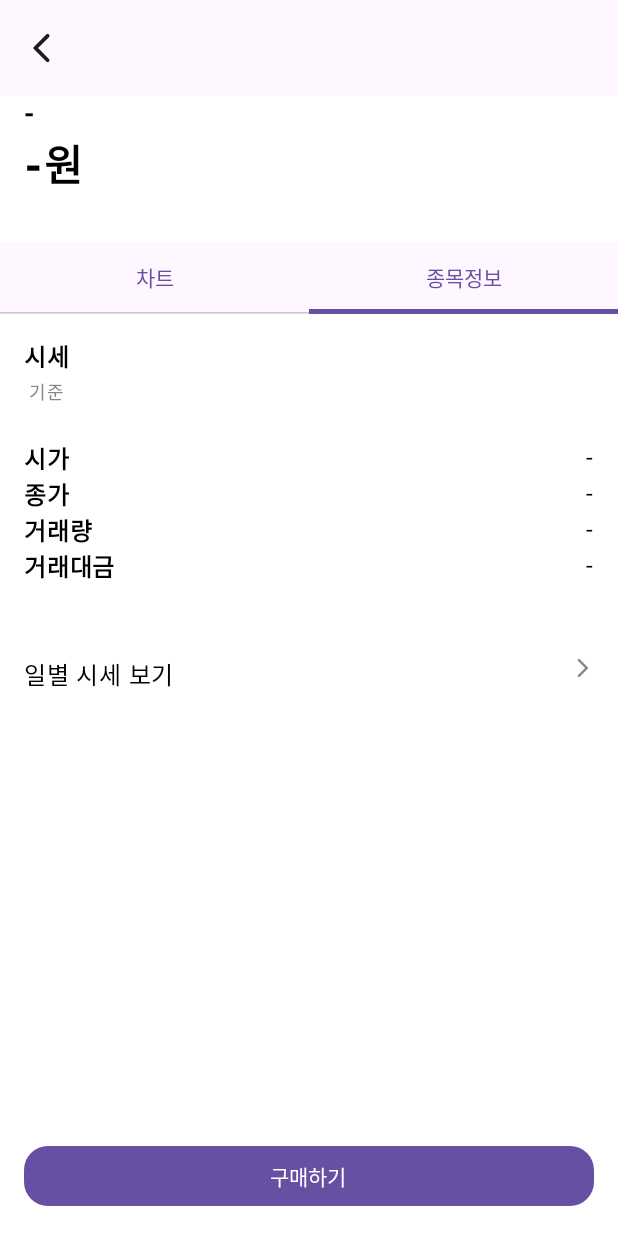
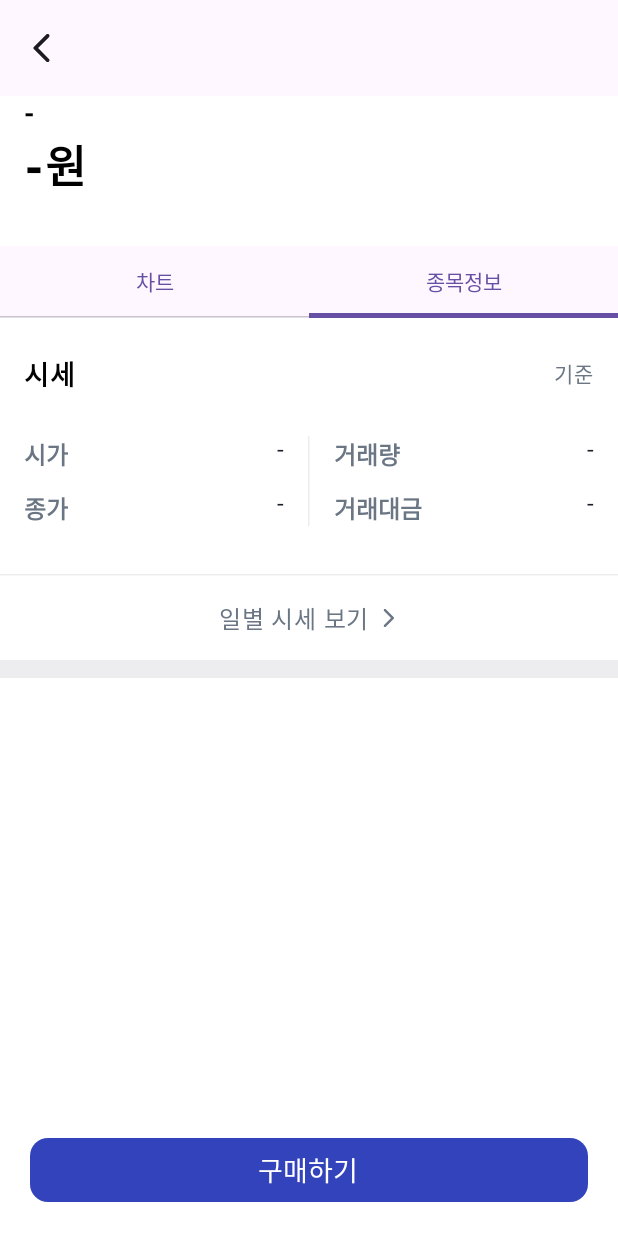
Before and after one commit to SM-QuanTest/QuanTest-FE, an Android app built with Jetpack Compose: the @Preview function StockDetailScreenPreview, tab 2 chosen, on a phone screen of 412 x 824 dp. Run offline under Robolectric (Android 15) with nearby library versions, the phone set to English and light mode, and no system bars; libraries missing offline, so code that uses them is left out: com.github.mikephil.charting.

Commit message:
style: 종목 상세 화면 레이아웃, 색상 및 텍스트 스타일 수정

```diff
--- a/app/src/main/java/com/example/quantest/ChartUtils.kt
+++ b/app/src/main/java/com/example/quantest/ChartUtils.kt
@@ -74,3 +74,24 @@ class VolumeValueFormatter : ValueFormatter() {
         }
     }
 }
+
+// 거래대금 포맷터
+fun formatAmountToEokWon(amount: Long?): String {
+    if (amount == null) return "-"
+    val eok = amount / 100_000_000        // 1억 단위
+    return "%,d억원".format(eok)
+}
+
+
+fun formatChartDate(dateStr: String?): String {
+    if (dateStr.isNullOrBlank()) return ""
+    return try {
+        val parser = SimpleDateFormat("yyyy-MM-dd", Locale.KOREA)
+        val date = parser.parse(dateStr)
+
+        val formatter = SimpleDateFormat("M월 d일", Locale.KOREA)
+        formatter.format(date!!)
+    } catch (e: Exception) {
+        "" // 포맷 실패 시 빈 문자열
+    }
+}
--- a/app/src/main/java/com/example/quantest/StockDetailScreen.kt
+++ b/app/src/main/java/com/example/quantest/StockDetailScreen.kt
@@ -49,9 +49,16 @@ import com.example.quantest.ui.theme.Red
 import com.example.quantest.ui.theme.Blue
 import com.example.quantest.ui.theme.Orange
 import com.example.quantest.ui.theme.Magenta
+import com.example.quantest.ui.theme.StormGray40
 import com.github.mikephil.charting.components.YAxis
 import com.github.mikephil.charting.data.BarData
 import com.github.mikephil.charting.data.BarDataSet
+import androidx.compose.ui.Alignment
+import com.example.quantest.ui.theme.Navy
+import com.example.quantest.ui.theme.StormGray10
+import com.example.quantest.ui.theme.StormGray80
+import androidx.compose.ui.text.TextStyle
+import com.example.quantest.ui.theme.StormGray20
 
 @Preview(showBackground = true)
 @Composable
@@ -110,7 +117,7 @@ fun StockDetailScreen(
             Text(
                 text = latest?.chartClose?.let { formatPrice(it) } ?: "-원",
                 fontWeight = FontWeight.ExtraBold,
-                fontSize = 28.sp
+                fontSize = 30.sp
             )
 
             val priceChange = latest?.priceChange ?: 0
@@ -126,7 +133,7 @@ fun StockDetailScreen(
             Text(
                 text = changeText,
                 fontSize = 14.sp,
-                color = if (isRise) Color.Red else Color.Blue
+                color = if (isRise) Red else Blue
             )
         }
 
@@ -138,7 +145,11 @@ fun StockDetailScreen(
                 Tab(
                     selected = selectedTab == index,
                     onClick = { selectedTab = index },
-                    text = { Text(label) }
+                    text = {
+                        Text(
+                            text = label
+                            )
+                    }
                 )
             }
         }
@@ -150,22 +161,42 @@ fun StockDetailScreen(
 
         Spacer(modifier = Modifier.height(16.dp))
 
+        HorizontalDivider(
+            color = StormGray10,
+            thickness = 1.dp,
+            modifier = Modifier.fillMaxWidth()
+        )
+
         // 일별 시세 보기
         Row(
             modifier = Modifier
                 .fillMaxWidth()
                 .clickable { onDetailClick() }
                 .padding(16.dp),
-            horizontalArrangement = Arrangement.SpaceBetween
+            horizontalArrangement = Arrangement.Center,           // 🔴 중앙 정렬
+            verticalAlignment = Alignment.CenterVertically
         ) {
-            Text(text = "일별 시세 보기", fontWeight = FontWeight.Medium)
+            Row(verticalAlignment = Alignment.CenterVertically) {
+                Text(
+                    text = "일별 시세 보기",
+                    fontWeight = FontWeight.Medium,
+                    color = StormGray40
+                )
+                Spacer(modifier = Modifier.width(4.dp))
                 Icon(
                     painter = painterResource(id = R.drawable.ic_arrow_next),
                     contentDescription = "더보기",
-                tint = Color.Gray,
+                    tint = StormGray40,
                     modifier = Modifier.size(16.dp)
                 )
             }
+        }
+
+        HorizontalDivider(
+            color = StormGray10,
+            thickness = 12.dp,
+            modifier = Modifier.fillMaxWidth()
+        )
 
         Spacer(modifier = Modifier.weight(1f))
 
@@ -174,10 +205,17 @@ fun StockDetailScreen(
             onClick = onBuyClick,
             modifier = Modifier
                 .fillMaxWidth()
-                .padding(16.dp),
-            shape = RoundedCornerShape(16.dp)
+                .padding(20.dp),
+            shape = RoundedCornerShape(12.dp),
+            colors = ButtonDefaults.buttonColors(
+                containerColor = Navy,
+                contentColor = Color.White
+            )
         ) {
-            Text("구매하기")
+            Text(
+                text = "구매하기",
+                fontSize = 18.sp
+            )
         }
     }
 }
@@ -301,8 +339,24 @@ fun InfoTabContent(viewModel: StockDetailViewModel) {
     val data = viewModel.latestChartData
 
     Column(modifier = Modifier.padding(16.dp)) {
-        Text(text = "시세", fontWeight = FontWeight.Bold)
-        Text(text = "${data?.chartDate ?: ""} 기준", color = Color.Gray, fontSize = 12.sp)
+        Row(
+            modifier = Modifier
+                .fillMaxWidth()
+                .padding(vertical = 8.dp),
+            horizontalArrangement = Arrangement.SpaceBetween,
+            verticalAlignment = Alignment.CenterVertically
+        ) {
+            Text(
+                text = "시세",
+                fontWeight = FontWeight.Bold,
+                fontSize = 18.sp
+            )
+            Text(
+                text = "${formatChartDate(data?.chartDate)} 기준",
+                fontSize = 14.sp,
+                color = StormGray40
+            )
+        }
 
         Spacer(modifier = Modifier.height(8.dp))
 
@@ -319,23 +373,60 @@ fun InfoTabContent(viewModel: StockDetailViewModel) {
         Spacer(modifier = Modifier.height(12.dp))
 
         // 시가, 종가, 거래량, 거래대금
-        Column {
+        val labelTextStyle = TextStyle(
+            fontWeight = FontWeight.SemiBold,
+            fontSize = 16.sp,
+            color = StormGray40
+        )
+
+        val valueTextStyle = TextStyle(
+            fontSize = 16.sp,
+            color = StormGray80
+        )
+
+        Row(
+            modifier = Modifier
+                .fillMaxWidth()
+                .height(IntrinsicSize.Min),
+            verticalAlignment = Alignment.CenterVertically
+        ) {
+            // 왼쪽 컬럼 (시가/종가)
+            Column(
+                modifier = Modifier.weight(1f)
+            ) {
                 Row(Modifier.fillMaxWidth(), horizontalArrangement = Arrangement.SpaceBetween) {
-                Text("시가", fontWeight = FontWeight.SemiBold)
-                Text(formatPrice(data?.chartOpen))
+                    Text("시가", style = labelTextStyle)
+                    Text(formatPrice(data?.chartOpen), style = valueTextStyle)
                 }
+                Spacer(Modifier.height(12.dp))
                 Row(Modifier.fillMaxWidth(), horizontalArrangement = Arrangement.SpaceBetween) {
-                Text("종가", fontWeight = FontWeight.SemiBold)
-                Text(formatPrice(data?.chartClose))
+                    Text("종가", style = labelTextStyle)
+                    Text(formatPrice(data?.chartClose), style = valueTextStyle)
                 }
+            }
+
+            VerticalDivider(
+                color = StormGray10,
+                modifier = Modifier
+                    .padding(horizontal = 16.dp)
+                    .fillMaxHeight()
+                    .width(1.dp)
+            )
+
+            // 오른쪽 컬럼 (거래량/거래대금)
+            Column(
+                modifier = Modifier.weight(1f)
+            ) {
                 Row(Modifier.fillMaxWidth(), horizontalArrangement = Arrangement.SpaceBetween) {
-                Text("거래량", fontWeight = FontWeight.SemiBold)
-                Text(formatVolume(data?.chartVolume))
+                    Text("거래량", style = labelTextStyle)
+                    Text(formatVolume(data?.chartVolume), style = valueTextStyle)
                 }
+                Spacer(Modifier.height(12.dp))
                 Row(Modifier.fillMaxWidth(), horizontalArrangement = Arrangement.SpaceBetween) {
-                Text("거래대금", fontWeight = FontWeight.SemiBold)
-                Text(formatPrice(data?.chartTurnover))
+                    Text("거래대금", style = labelTextStyle)
+                    Text(formatAmountToEokWon(data?.chartTurnover), style = valueTextStyle)
                 }
             }
         }
     }
+}
--- a/app/src/main/java/com/example/quantest/ui/theme/Theme.kt
+++ b/app/src/main/java/com/example/quantest/ui/theme/Theme.kt
@@ -23,12 +23,13 @@ private val DarkColorScheme = darkColorScheme(
 
 private val LightColorScheme = lightColorScheme(
     primary = StormGray80,  // 선택 텍스트/아이콘
-    primaryContainer = White,   // 상단바/하단바 배경색
+    primaryContainer = White,   // 상단바/하단바 배경
     onPrimaryContainer = StormGray20,
     secondary = PurpleGrey40,
     tertiary = Pink40,
     background = White,
     surface = White,
+    onSurface = StormGray80, // 텍스트
     onSurfaceVariant = StormGray40  // 비선택 텍스트/아이콘
 
     /* Other default colors to override
```
Lines whose indentation alone changed are shown as unchanged.
